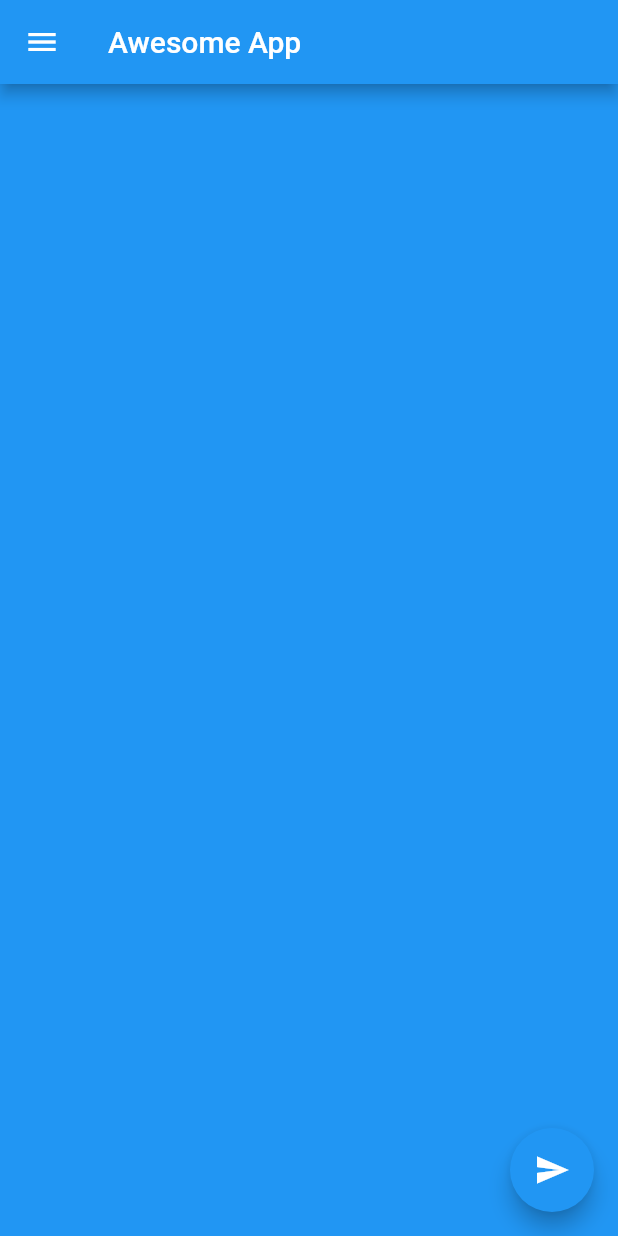
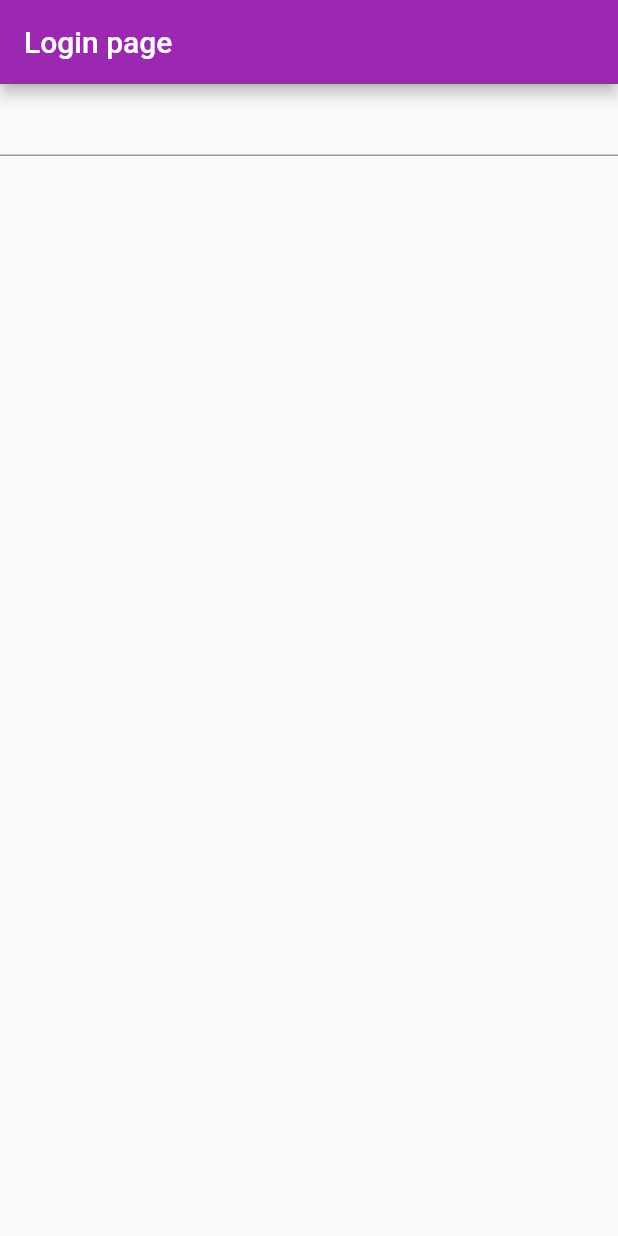
Before and after one commit to zubairbhuian/flutter-app, a Flutter app: the screen it shows after launch, on a phone screen of 412 x 824 dp. Run offline on Flutter 3.47's test engine with Material 2 defaults, Android fonts, the phone set to English and light mode, and no system bars.

Commit message:
flutter12.8

```diff
--- a/lib/main.dart
+++ b/lib/main.dart
@@ -1,5 +1,6 @@
 import 'package:flutter/material.dart';
 import 'package:flutter_application_1/pages/home.dart';
+import 'package:flutter_application_1/pages/login_page.dart';
 
 void main() {
   runApp(const MyApp());
@@ -12,8 +13,8 @@ class MyApp extends StatelessWidget {
   Widget build(BuildContext context) {
     return (MaterialApp(
       debugShowCheckedModeBanner: false,
-      home: const HomePage(),
-      theme: ThemeData(primarySwatch: Colors.blue),
+      home: LoginPage(),
+      theme: ThemeData(primarySwatch: Colors.purple),
     ));
   }
 }
--- /dev/null
+++ b/lib/pages/login_page.dart
@@ -0,0 +1,28 @@
+import 'package:flutter/material.dart';
+
+class LoginPage extends StatelessWidget {
+  // const LoginPage({Key? key}) : super(key: key);
+  final formHey = GlobalKey<FormState>();
+  final _userNameController = TextEditingController();
+  final _passwordController = TextEditingController();
+
+  @override
+  Widget build(BuildContext context) {
+    return Scaffold(
+      appBar: AppBar(
+        title: Text("Login page"),
+      ),
+      body: SingleChildScrollView(
+        child: Form(
+          key: formHey,
+          child: Column(
+            children: [TextFormField(
+              controller: _userNameController,
+              keyboardType: TextInputType.emailAddress,
+            )],
+          ),
+        ),
+      ),
+    );
+  }
+}
```
Also changed, not shown: images/demo.png, images/demo1.png (deleted), images/demo3.png (deleted), images/demo4.png (deleted), 1 other file.
